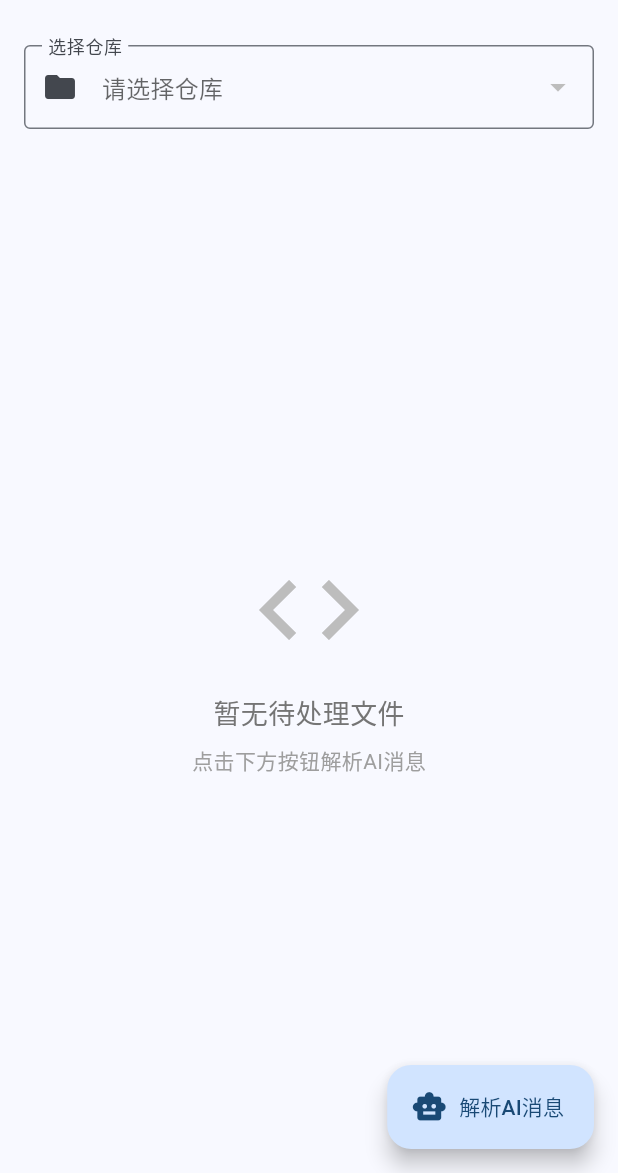
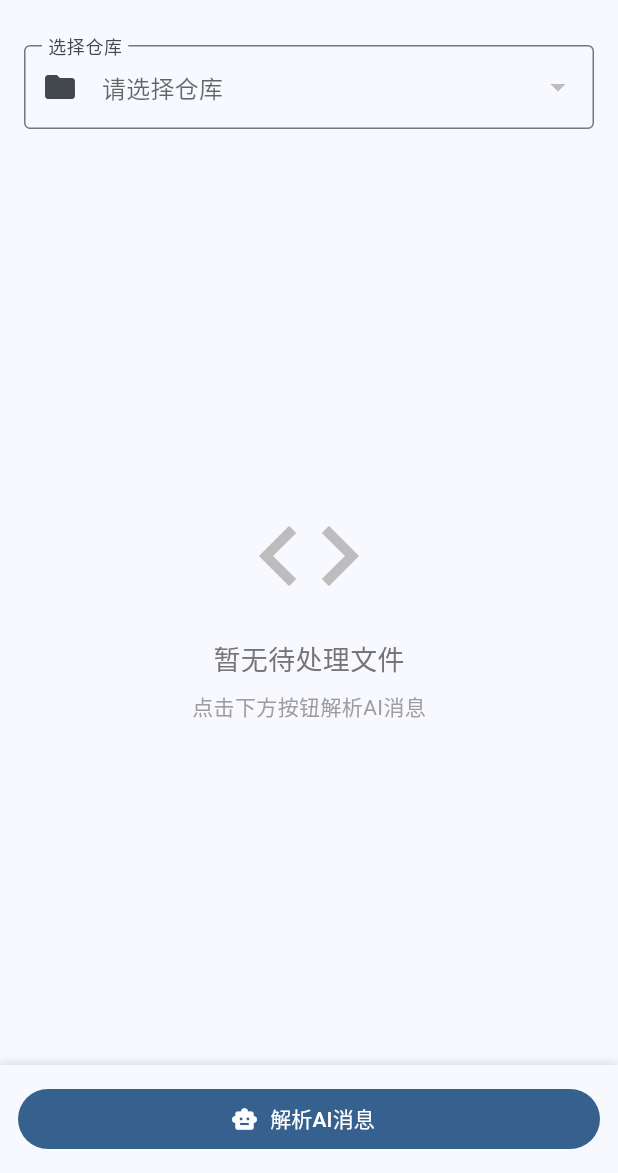
Before and after one commit to vector-roleplay/gitkey, a Flutter app: the screen it shows after launch, on a phone screen of 412 x 824 dp, the part 63-1236 px from its top. Run offline on Flutter 3.47's test engine with Material 3 defaults, Android fonts, the phone set to English and light mode, and no system bars; our stand-ins replace shared_preferences.

Commit message:
Update home_screen.dart

```diff
--- a/lib/screens/home_screen.dart
+++ b/lib/screens/home_screen.dart
@@ -69,10 +69,12 @@ class _HomeScreenState extends State<HomeScreen> {
     }
 
     // 移除成功的
-    for (final change in changes) {
-      if (change.status == FileChangeStatus.success) {
-        appState.removeFileChange(change.filePath);
-      }
+    final successPaths = appState.fileChanges
+        .where((c) => c.status == FileChangeStatus.success)
+        .map((c) => c.filePath)
+        .toList();
+    for (final path in successPaths) {
+      appState.removeFileChange(path);
     }
 
     // 保存历史
@@ -180,16 +182,8 @@ class _HomeScreenState extends State<HomeScreen> {
           ),
 
           // 底部操作栏
-          if (fileChanges.isNotEmpty)
-            _buildBottomBar(appState),
+          _buildBottomBar(appState, fileChanges.isNotEmpty),
         ],
-      ),
-      floatingActionButton: FloatingActionButton.extended(
-        onPressed: () async {
-          await Navigator.pushNamed(context, '/parser');
-        },
-        icon: const Icon(Icons.smart_toy),
-        label: const Text('解析AI消息'),
       ),
     );
   }
@@ -287,9 +281,9 @@ class _HomeScreenState extends State<HomeScreen> {
     };
   }
 
-  Widget _buildBottomBar(AppState appState) {
+  Widget _buildBottomBar(AppState appState, bool hasFiles) {
     return Container(
-      padding: const EdgeInsets.all(16),
+      padding: const EdgeInsets.all(12),
       decoration: BoxDecoration(
         color: Theme.of(context).colorScheme.surface,
         boxShadow: [
@@ -300,7 +294,25 @@ class _HomeScreenState extends State<HomeScreen> {
           ),
         ],
       ),
-      child: Row(
+      child: Column(
+        mainAxisSize: MainAxisSize.min,
+        children: [
+          // 解析AI消息按钮 - 放在顶部
+          SizedBox(
+            width: double.infinity,
+            child: FilledButton.icon(
+              onPressed: () async {
+                await Navigator.pushNamed(context, '/parser');
+              },
+              icon: const Icon(Icons.smart_toy),
+              label: const Text('解析AI消息'),
+            ),
+          ),
+
+          // 如果有文件，显示操作栏
+          if (hasFiles) ...[
+            const SizedBox(height: 12),
+            Row(
               children: [
                 TextButton(
                   onPressed: () {
@@ -316,7 +328,7 @@ class _HomeScreenState extends State<HomeScreen> {
                 ),
                 Text(
                   '已选 ${appState.selectedCount}/${appState.fileChanges.length}',
-            style: TextStyle(color: Colors.grey[600]),
+                  style: TextStyle(color: Colors.grey[600], fontSize: 12),
                 ),
                 const Spacer(),
                 OutlinedButton(
@@ -358,6 +370,9 @@ class _HomeScreenState extends State<HomeScreen> {
                 ),
               ],
             ),
+          ],
+        ],
+      ),
     );
   }
 }
```
Lines whose indentation alone changed are shown as unchanged.
